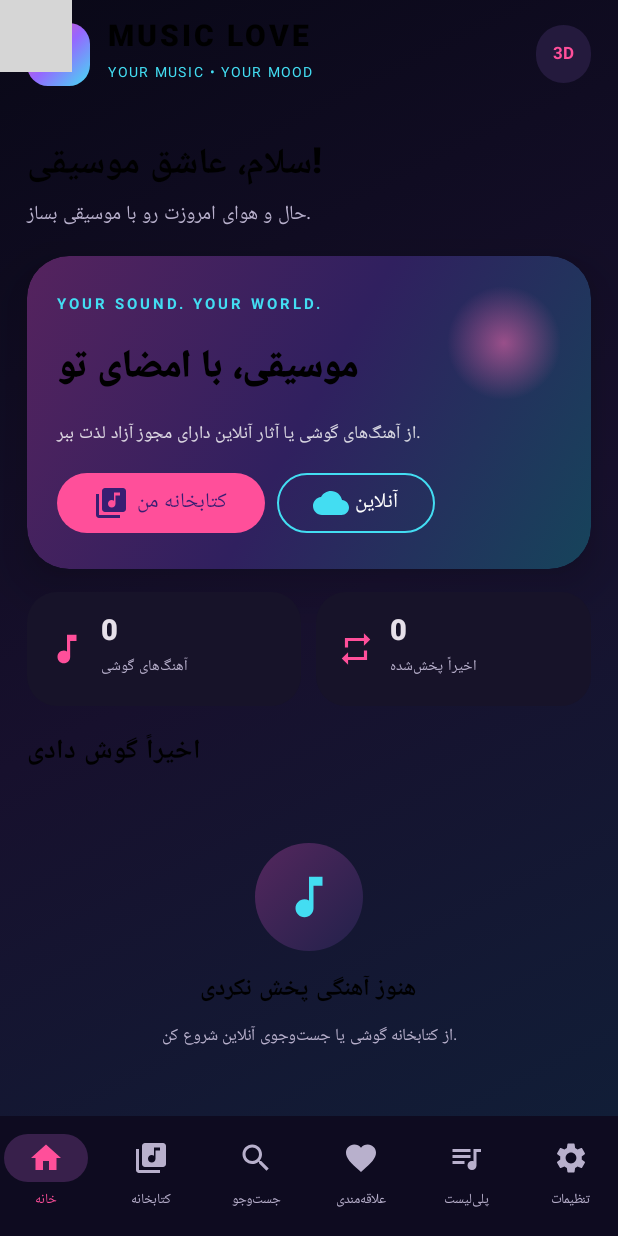
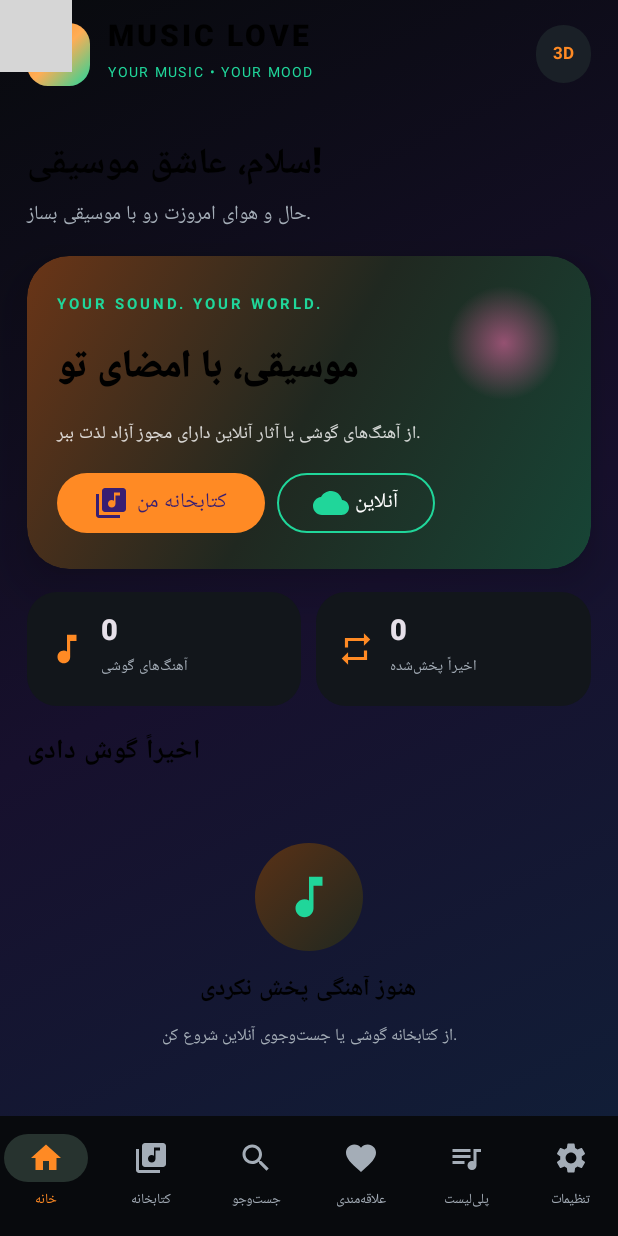
Before and after one commit to hosynmax/FRIDAY-AI, an Android app built with Jetpack Compose: the screen it shows after launch (MainActivity), on a phone screen of 412 x 824 dp. Run offline under Robolectric (Android 15) with nearby library versions, the phone set to English and light mode, and no system bars; 5 statements that could not run were skipped; grey boxes are pictures that could not be loaded.

Commit message:
Redesign Music Love with premium black orange green palette and immersive fullscreen

```diff
--- a/musiclove/src/main/java/com/musiclove/player/MainActivity.kt
+++ b/musiclove/src/main/java/com/musiclove/player/MainActivity.kt
@@ -41,6 +41,8 @@ import androidx.compose.ui.unit.dp
 import androidx.compose.ui.unit.sp
 import androidx.core.content.ContextCompat
 import androidx.core.view.WindowCompat
+import androidx.core.view.WindowInsetsCompat
+import androidx.core.view.WindowInsetsControllerCompat
 import androidx.media3.common.MediaItem
 import androidx.media3.common.MediaMetadata
 import androidx.media3.common.Player
@@ -58,13 +60,13 @@ import java.net.URL
 import java.net.URLEncoder
 import java.util.concurrent.Executor
 
-private val Ink = Color(0xFF090817)
-private val Panel = Color(0xFF171329)
-private val Panel2 = Color(0xFF241A3D)
-private val Pink = Color(0xFFFF4F9A)
-private val Violet = Color(0xFF9666FF)
-private val Cyan = Color(0xFF43DDF2)
-private val Muted = Color(0xFFB8B0CC)
+private val Ink = Color(0xFF080A0D)
+private val Panel = Color(0xFF12161B)
+private val Panel2 = Color(0xFF1A2027)
+private val Pink = Color(0xFFFF8A24)
+private val Violet = Color(0xFFFFAD55)
+private val Cyan = Color(0xFF20D69A)
+private val Muted = Color(0xFFA4ADB7)
 
 data class Song(
     val id: String, val title: String, val artist: String, val album: String,
@@ -76,9 +78,13 @@ private data class NavItem(val title: String, val icon: ImageVector)
 class MainActivity : ComponentActivity() {
     override fun onCreate(savedInstanceState: Bundle?) {
         super.onCreate(savedInstanceState)
-        WindowCompat.setDecorFitsSystemWindows(window, true)
-        window.statusBarColor = android.graphics.Color.rgb(9, 8, 23)
-        window.navigationBarColor = android.graphics.Color.rgb(9, 8, 23)
+        WindowCompat.setDecorFitsSystemWindows(window, false)
+        window.statusBarColor = android.graphics.Color.TRANSPARENT
+        window.navigationBarColor = android.graphics.Color.TRANSPARENT
+        WindowInsetsControllerCompat(window, window.decorView).apply {
+            hide(WindowInsetsCompat.Type.systemBars())
+            systemBarsBehavior = WindowInsetsControllerCompat.BEHAVIOR_SHOW_TRANSIENT_BARS_BY_SWIPE
+        }
         setContent { MusicLoveApp() }
     }
 }
@@ -235,7 +241,7 @@ private fun MusicLoveApp() {
                                 { if (controller?.isPlaying == true) controller?.pause() else controller?.play() },
                                 { controller?.seekToNextMediaItem() })
                         }
-                        NavigationBar(containerColor = Color(0xFF0E0B20)) {
+                        NavigationBar(containerColor = Color(0xFF080A0D)) {
                             nav.forEachIndexed { index, item ->
                                 NavigationBarItem(
                                     selected = tab == index,
@@ -243,7 +249,7 @@ private fun MusicLoveApp() {
                                     icon = { Icon(item.icon, item.title) },
                                     label = { Text(item.title, fontSize = 9.sp, maxLines = 1) },
                                     colors = NavigationBarItemDefaults.colors(
-                                        selectedIconColor = Pink, selectedTextColor = Pink, indicatorColor = Color(0xFF38204B),
+                                        selectedIconColor = Pink, selectedTextColor = Pink, indicatorColor = Color(0xFF27332F),
                                         unselectedIconColor = Muted, unselectedTextColor = Muted
                                     )
                                 )
@@ -355,7 +361,7 @@ private fun HomeScreen(count: Int, recents: List<Song>, onLibrary: () -> Unit, o
         }
         item {
             Box(Modifier.fillMaxWidth().shadow(20.dp, RoundedCornerShape(28.dp)).clip(RoundedCornerShape(28.dp))
-                .background(Brush.linearGradient(listOf(Color(0xFF55235E), Color(0xFF30205F), Color(0xFF16445B)))).padding(20.dp)) {
+                .background(Brush.linearGradient(listOf(Color(0xFF6A3517), Color(0xFF202820), Color(0xFF174536)))).padding(20.dp)) {
                 Column(verticalArrangement = Arrangement.spacedBy(10.dp)) {
                     Text("YOUR SOUND. YOUR WORLD.", color = Cyan, fontSize = 10.sp, letterSpacing = 2.sp, fontWeight = FontWeight.Bold)
                     Text("موسیقی، با امضای تو", fontSize = 25.sp, fontWeight = FontWeight.Black)
@@ -536,8 +542,8 @@ private fun FullPlayerScreen(song: Song, playing: Boolean, position: Long, durat
         }
         Spacer(Modifier.weight(.4f))
         Box(Modifier.size(260.dp).shadow(28.dp, CircleShape).graphicsLayer { rotationZ = if (playing) rotation else 0f }
-            .clip(CircleShape).background(Brush.sweepGradient(listOf(Color(0xFF291648), Pink, Violet, Cyan, Color(0xFF291648)))), contentAlignment = Alignment.Center) {
-            Box(Modifier.size(236.dp).clip(CircleShape).background(Brush.radialGradient(listOf(Color(0xFF41316C), Panel, Ink))), contentAlignment = Alignment.Center) {
+            .clip(CircleShape).background(Brush.sweepGradient(listOf(Color(0xFF24352F), Pink, Violet, Cyan, Color(0xFF24352F)))), contentAlignment = Alignment.Center) {
+            Box(Modifier.size(236.dp).clip(CircleShape).background(Brush.radialGradient(listOf(Color(0xFF242B27), Panel, Ink))), contentAlignment = Alignment.Center) {
                 Box(Modifier.size(110.dp).clip(CircleShape).background(Brush.linearGradient(listOf(Pink, Violet, Cyan))), contentAlignment = Alignment.Center) { Icon(Icons.Default.MusicNote, null, modifier = Modifier.size(56.dp)) }
                 Box(Modifier.size(8.dp).clip(CircleShape).background(Color.White.copy(alpha = .8f)))
             }
@@ -547,7 +553,7 @@ private fun FullPlayerScreen(song: Song, playing: Boolean, position: Long, durat
         Text(song.artist, color = Muted, fontSize = 14.sp, modifier = Modifier.padding(top = 5.dp))
         Spacer(Modifier.height(22.dp))
         Slider(if (duration > 0) (position.toFloat() / duration).coerceIn(0f, 1f) else 0f, onSeek,
-            colors = SliderDefaults.colors(thumbColor = Pink, activeTrackColor = Pink, inactiveTrackColor = Color(0xFF514568)))
+            colors = SliderDefaults.colors(thumbColor = Pink, activeTrackColor = Pink, inactiveTrackColor = Color(0xFF3B4541)))
         Row(Modifier.fillMaxWidth(), horizontalArrangement = Arrangement.SpaceBetween) { Text(formatTime(position), color = Muted, fontSize = 10.sp); Text(formatTime(duration), color = Muted, fontSize = 10.sp) }
         Spacer(Modifier.height(16.dp))
         Row(Modifier.fillMaxWidth(), horizontalArrangement = Arrangement.SpaceEvenly, verticalAlignment = Alignment.CenterVertically) {
@@ -590,14 +596,14 @@ private fun MiniPlayer(song: Song, playing: Boolean, onOpen: () -> Unit, onToggl
 private fun SongRow(song: Song, favorite: Boolean, onPlay: (Song) -> Unit, onFavorite: (Song) -> Unit, onAdd: (Song) -> Unit) {
     Surface(color = Panel.copy(alpha = .96f), shape = RoundedCornerShape(18.dp), modifier = Modifier.fillMaxWidth().clickable { onPlay(song) }) {
         Row(Modifier.padding(horizontal = 10.dp, vertical = 9.dp), verticalAlignment = Alignment.CenterVertically) {
-            Box(Modifier.size(46.dp).clip(RoundedCornerShape(14.dp)).background(Brush.linearGradient(listOf(Color(0xFF56245C), Color(0xFF272451), Color(0xFF155060)))), contentAlignment = Alignment.Center) {
+            Box(Modifier.size(46.dp).clip(RoundedCornerShape(14.dp)).background(Brush.linearGradient(listOf(Color(0xFF593116), Color(0xFF202820), Color(0xFF174536)))), contentAlignment = Alignment.Center) {
                 Icon(Icons.Default.Album, null, tint = Color.White, modifier = Modifier.size(24.dp))
             }
             Spacer(Modifier.width(10.dp))
             Column(Modifier.weight(1f)) {
                 Text(song.title.ifBlank { "بدون عنوان" }, fontWeight = FontWeight.SemiBold, fontSize = 13.sp, maxLines = 1, overflow = TextOverflow.Ellipsis)
                 Text(song.artist.ifBlank { "هنرمند نامشخص" }, color = Muted, fontSize = 11.sp, maxLines = 1, overflow = TextOverflow.Ellipsis)
-                Text(if (song.online) "ONLINE • LICENSED" else "ON DEVICE", color = if (song.online) Cyan else Color(0xFFB78EFF), fontSize = 8.sp, letterSpacing = 1.sp)
+                Text(if (song.online) "ONLINE • LICENSED" else "ON DEVICE", color = if (song.online) Cyan else Color(0xFFFFAD55), fontSize = 8.sp, letterSpacing = 1.sp)
             }
             IconButton(onClick = { onFavorite(song) }) { Icon(if (favorite) Icons.Default.Favorite else Icons.Default.FavoriteBorder, "علاقه‌مندی", tint = if (favorite) Pink else Muted, modifier = Modifier.size(19.dp)) }
             IconButton(onClick = { onAdd(song) }) { Icon(Icons.Default.Add, "افزودن به پلی‌لیست", tint = Cyan, modifier = Modifier.size(20.dp)) }
@@ -618,7 +624,7 @@ private fun StatCard(label: String, value: String, icon: ImageVector, modifier:
 @Composable
 private fun EmptyState(title: String, message: String) {
     Column(Modifier.fillMaxWidth().padding(vertical = 30.dp), horizontalAlignment = Alignment.CenterHorizontally) {
-        Box(Modifier.size(72.dp).clip(CircleShape).background(Brush.linearGradient(listOf(Color(0xFF54275D), Color(0xFF22214B)))), contentAlignment = Alignment.Center) {
+        Box(Modifier.size(72.dp).clip(CircleShape).background(Brush.linearGradient(listOf(Color(0xFF593116), Color(0xFF202820)))), contentAlignment = Alignment.Center) {
             Icon(Icons.Default.MusicNote, null, tint = Cyan, modifier = Modifier.size(36.dp))
         }
         Spacer(Modifier.height(12.dp)); Text(title, fontWeight = FontWeight.Bold, fontSize = 16.sp)
```
